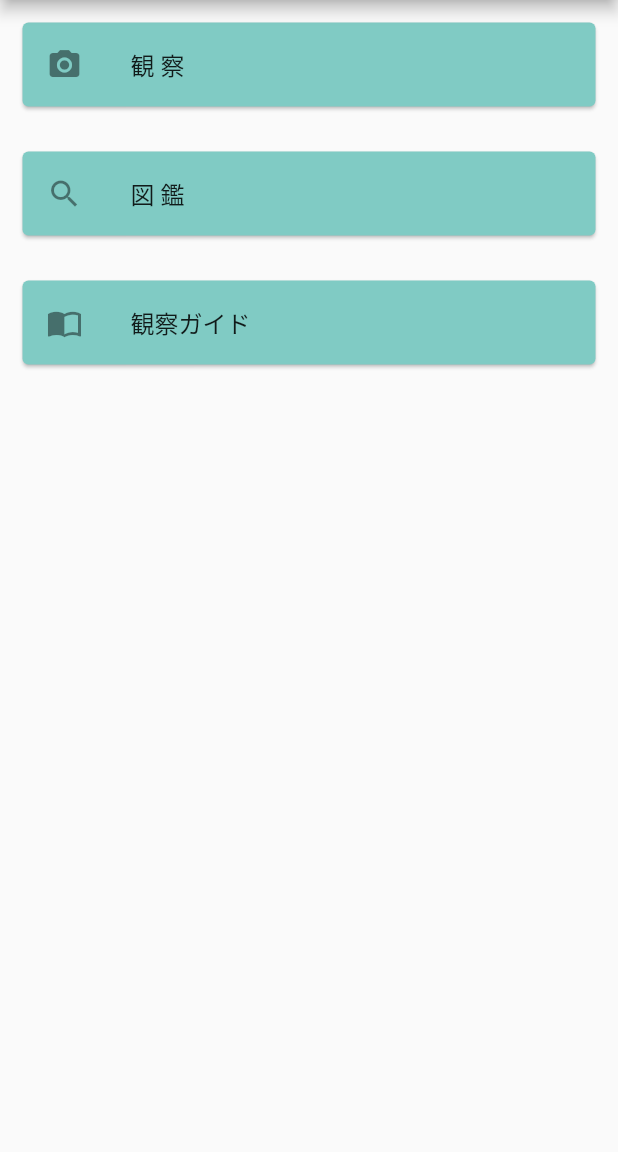
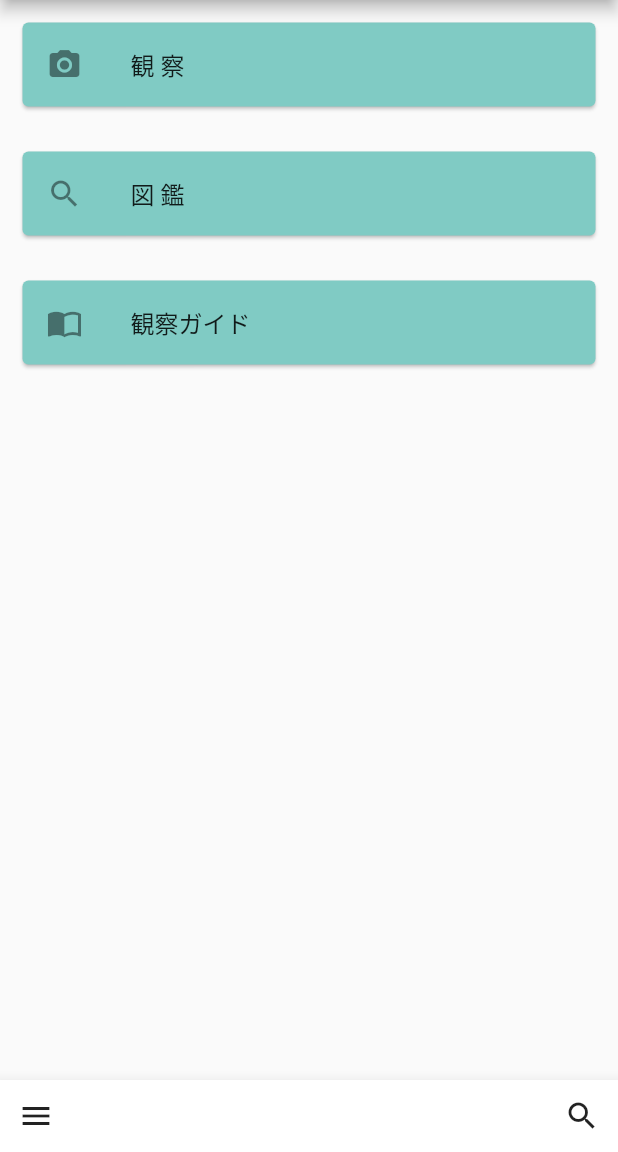
Before and after one commit to ikaru-25/kinoko_note, a Flutter app: the screen it shows after launch, on a phone screen of 412 x 824 dp, the part 84-1236 px from its top. Run offline on Flutter 3.47's test engine with Material 2 defaults, Android fonts, the phone set to English and light mode, and no system bars; our stand-ins replace camera, carousel_slider, drift, firebase_auth, firebase_core, shared_preferences and 2 more; accounts and stored records are empty; generated files the repository leaves out were written again.

Commit message:
ボトムナビをコンポーネント化
レイアウトやボタンの設定が残件

```diff
--- /dev/null
+++ b/lib/components/bottom_navigation.dart
@@ -0,0 +1,31 @@
+import 'package:flutter/material.dart';
+import 'package:kinoko_note/pages/dictionary/list_page.dart';
+
+class BottomNavigation extends StatelessWidget {
+  const BottomNavigation({Key? key}) : super(key: key);
+
+  @override
+  Widget build(context) {
+    return BottomAppBar(
+      child: Row(
+        mainAxisSize: MainAxisSize.max,
+        mainAxisAlignment: MainAxisAlignment.spaceBetween,
+        children: <Widget>[
+          IconButton(
+            icon: Icon(Icons.menu),
+            onPressed: () {},
+          ),
+          IconButton(
+            icon: Icon(Icons.search),
+            onPressed: () {
+              Navigator.push(
+                context,
+                MaterialPageRoute(builder: (context) => ListPage()),
+              );
+            },
+          )
+        ],
+      ),
+    );
+  }
+}
--- a/lib/pages/menu_page.dart
+++ b/lib/pages/menu_page.dart
@@ -1,6 +1,7 @@
 import 'package:flutter/material.dart';
 import './observe/camera_page.dart';
 import 'index_page.dart';
+import 'package:kinoko_note/components/bottom_navigation.dart';
 
 class MenuPage extends StatelessWidget {
   @override
@@ -59,6 +60,8 @@ class MenuPage extends StatelessWidget {
             ),
           ),
         ],
-        )));
+      )),
+      bottomNavigationBar: BottomNavigation(),
+    );
   }
 }
--- a/lib/pages/observe/camera_page.dart
+++ b/lib/pages/observe/camera_page.dart
@@ -6,6 +6,7 @@ import 'camera_result_page.dart';
 import 'package:path_provider/path_provider.dart';
 import 'dart:typed_data';
 import 'package:kinoko_note/preferences/unSavedImagePrefs.dart';
+import 'package:kinoko_note/components/bottom_navigation.dart';
 
 class CameraPage extends StatefulWidget {
   const CameraPage({Key? key}) : super(key: key);
@@ -107,6 +108,7 @@ class _CameraPageState extends State<CameraPage> {
         },
         child: Icon(Icons.add_a_photo),
       ),
+      bottomNavigationBar: BottomNavigation(),
     );
   }
 }
```
Also changed, not shown: lib/pages/dictionary/detail_page.dart (+2 -22 lines), lib/pages/dictionary/list_page.dart (+2 -21 lines), lib/pages/observe/camera_result_page.dart (+2 -22 lines). Lines whose indentation alone changed are shown as unchanged.
